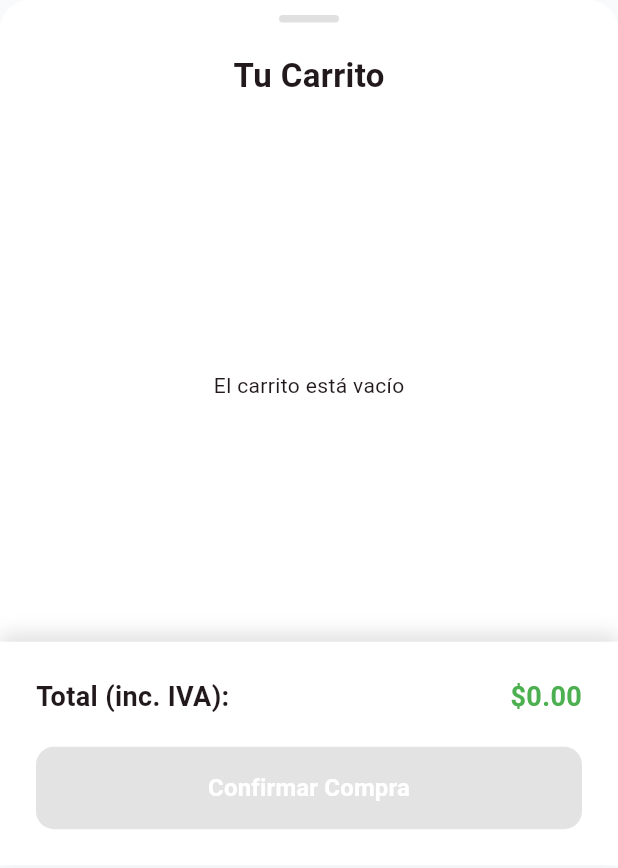
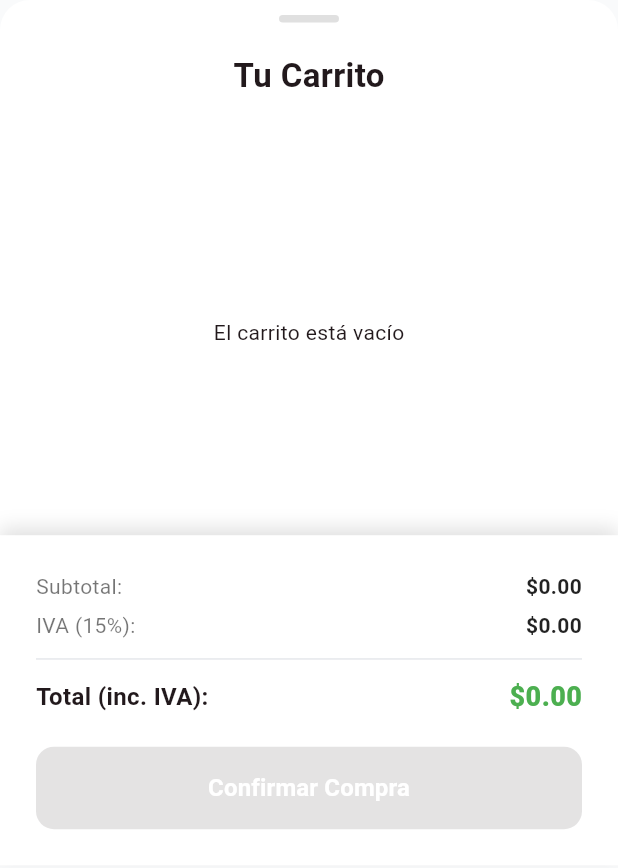
Before and after one commit to Josu-F1/Distribuidas_final, a Flutter app: the CartModal widget shown alone on an empty page, opened directly with empty values, on a phone screen of 412 x 824 dp. Shown: the top 868 px of the screen. Run offline on Flutter 3.47's test engine with Material 3 defaults, Android fonts, the phone set to English and light mode, and no system bars; our stand-ins replace google_nav_bar; network calls fail.

Commit message:
desglosar iva y subtotal en el carrito de flutter

```diff
--- a/vent_productos/lib/pages/main_layout.dart
+++ b/vent_productos/lib/pages/main_layout.dart
@@ -328,8 +328,26 @@ class CartModal extends StatelessWidget {
                 Row(
                   mainAxisAlignment: MainAxisAlignment.spaceBetween,
                   children: [
-                    const Text('Total (inc. IVA):', style: TextStyle(fontSize: 18, fontWeight: FontWeight.bold)),
-                    Text('\$${cart.total.toStringAsFixed(2)}', style: const TextStyle(fontSize: 18, fontWeight: FontWeight.bold, color: Colors.green)),
+                    const Text('Subtotal:', style: TextStyle(fontSize: 14, color: Colors.black54)),
+                    Text('\$${cart.subtotal.toStringAsFixed(2)}', style: const TextStyle(fontSize: 14, fontWeight: FontWeight.bold, color: Colors.black87)),
+                  ],
+                ),
+                const SizedBox(height: 6),
+                Row(
+                  mainAxisAlignment: MainAxisAlignment.spaceBetween,
+                  children: [
+                    const Text('IVA (15%):', style: TextStyle(fontSize: 14, color: Colors.black54)),
+                    Text('\$${cart.iva.toStringAsFixed(2)}', style: const TextStyle(fontSize: 14, fontWeight: FontWeight.bold, color: Colors.black87)),
+                  ],
+                ),
+                const SizedBox(height: 12),
+                const Divider(color: Color(0xFFE5E7EB), height: 1),
+                const SizedBox(height: 12),
+                Row(
+                  mainAxisAlignment: MainAxisAlignment.spaceBetween,
+                  children: [
+                    const Text('Total (inc. IVA):', style: TextStyle(fontSize: 16, fontWeight: FontWeight.bold)),
+                    Text('\$${cart.total.toStringAsFixed(2)}', style: const TextStyle(fontSize: 18, fontWeight: FontWeight.w900, color: Colors.green)),
                   ],
                 ),
                 const SizedBox(height: 20),
```
